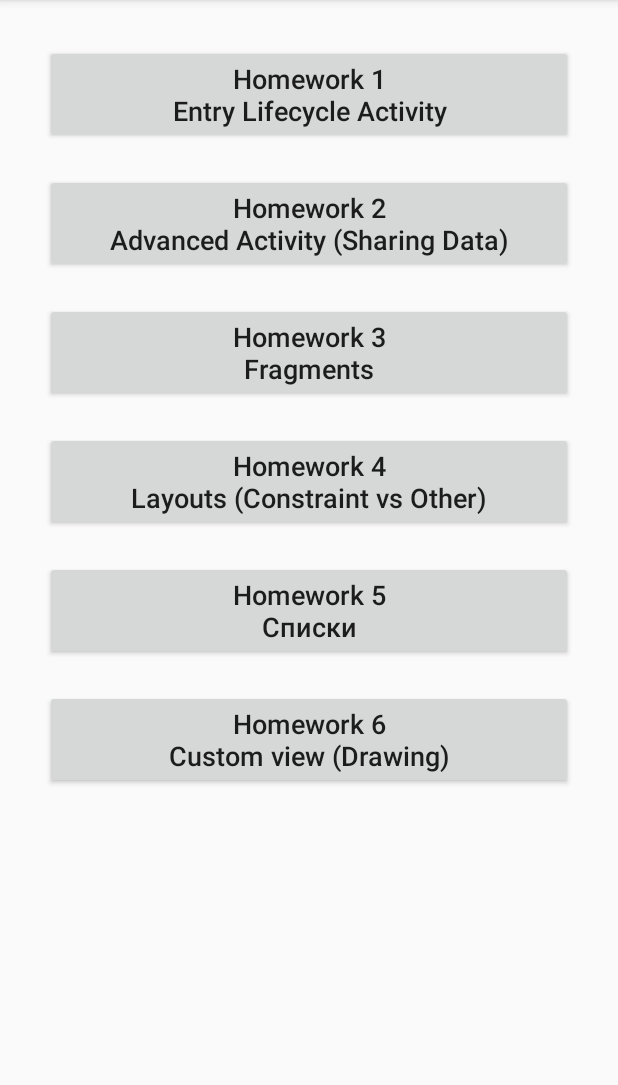
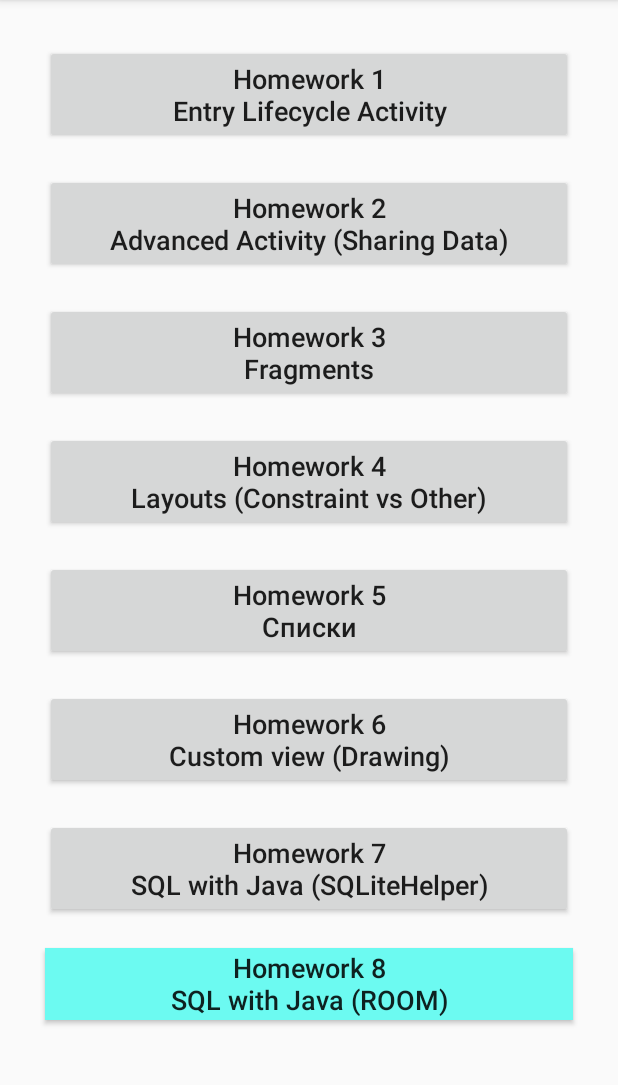
Before and after one commit to poznyi11/homework_ak, an Android app: the screen it shows after launch (MainActivity), on a phone screen of 412 x 824 dp, the part 84-1169 px from its top. Run offline under Robolectric (Android 15) with nearby library versions, the phone set to English and light mode, and no system bars.

Commit message:
check commit

```diff
--- a/app/src/main/AndroidManifest.xml
+++ b/app/src/main/AndroidManifest.xml
@@ -9,6 +9,7 @@
         android:roundIcon="@mipmap/ic_launcher_round"
         android:supportsRtl="true"
         android:theme="@style/AppTheme">
+        <activity android:name=".ChangeRoomTablesActivity"></activity>
         <activity android:name=".MainActivity">
             <intent-filter>
                 <action android:name="android.intent.action.MAIN" />
--- a/app/src/main/java/by/ivpo/homework_ak/MainActivity.java
+++ b/app/src/main/java/by/ivpo/homework_ak/MainActivity.java
@@ -2,13 +2,65 @@ package by.ivpo.homework_ak;
 
 import androidx.appcompat.app.AppCompatActivity;
 
+import android.content.Intent;
 import android.os.Bundle;
+import android.util.Log;
+import android.view.View;
+import android.widget.Button;
+import android.widget.Toast;
 
 public class MainActivity extends AppCompatActivity {
+
+    private static final String TAG = "myLogs";
+    private int num = 1;
 
     @Override
     protected void onCreate(Bundle savedInstanceState) {
         super.onCreate(savedInstanceState);
         setContentView(R.layout.activity_main);
+
+//        Log.d(TAG, "найдем View-элементы");
+//        Log.d(TAG, "найдем View-элементы2");
+
+//        goTables();
+
     }
+
+    @Override
+    protected void onStart() {
+        super.onStart();
+        Log.d(TAG, "MainActivity: onStart() - " + num++);
+    }
+
+    @Override
+    protected void onResume() {
+        super.onResume();
+        Log.d(TAG, "MainActivity: onResume() - " + num++);
+    }
+
+    @Override
+    protected void onPause() {
+        super.onPause();
+        Log.d(TAG, "MainActivity: onPause() - " + num++);
+    }
+
+    @Override
+    protected void onStop() {
+        super.onStop();
+        Log.d(TAG, "MainActivity: onStop() - " + num++);
+    }
+
+    @Override
+    protected void onDestroy() {
+        super.onDestroy();
+        Log.d(TAG, "MainActivity: onDestroy() - " + num++);
+    }
+
+
+
+    public void goTables(View view) {
+        Intent intent = new Intent(this, ChangeRoomTablesActivity.class);
+        startActivity(intent);
+    }
+
 }
--- a/app/src/main/res/layout/activity_main.xml
+++ b/app/src/main/res/layout/activity_main.xml
@@ -45,6 +45,16 @@
                 android:id="@+id/main_btn_6"
                 style="@style/main_btn"
                 android:text="@string/main_btn_hw_6" />
+            <Button
+                android:id="@+id/main_btn_7"
+                style="@style/main_btn"
+                android:text="@string/main_btn_hw_7" />
+            <Button
+                android:id="@+id/main_btn_8"
+                style="@style/main_btn"
+                android:onClick="goTables"
+                android:background="@color/colorCurrentHw"
+                android:text="@string/main_btn_hw_8" />
         </LinearLayout>
     </ScrollView>
 
--- a/app/src/main/res/values/colors.xml
+++ b/app/src/main/res/values/colors.xml
@@ -3,4 +3,5 @@
     <color name="colorPrimary">#64b5f6</color>
     <color name="colorPrimaryDark">#0d47a1</color>
     <color name="colorAccent">#03DAC5</color>
+    <color name="colorCurrentHw">#6CFAF1</color>
 </resources>
--- a/app/src/main/res/values/strings.xml
+++ b/app/src/main/res/values/strings.xml
@@ -6,4 +6,12 @@
     <string name="main_btn_hw_4">Homework 4\nLayouts (Constraint vs Other)</string>
     <string name="main_btn_hw_5">Homework 5\nСписки</string>
     <string name="main_btn_hw_6">Homework 6\nCustom view (Drawing)</string>
+    <string name="main_btn_hw_7">Homework 7\nSQL with Java (SQLiteHelper)</string>
+    <string name="main_btn_hw_8">Homework 8\nSQL with Java (ROOM)</string>
+
+    <string name="item1">Item1</string>
+    <string name="item2">Item2</string>
+    <string name="item3">Item3</string>
+    <string name="item4">Item4</string>
+
 </resources>
```
Also changed, not shown: app/src/main/java/by/ivpo/homework_ak/ChangeRoomTablesActivity.java (added, +32 -0 lines), app/src/main/res/layout/activity_change_room_tables.xml (added, +30 -0 lines).
